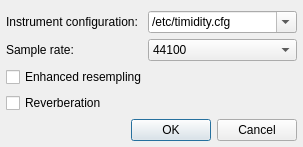
Before: the Qt Designer form src/plugins/Input/wildmidi/settingsdialog.ui in ksv1986/qmmp-staging, drawn with Qt 5.
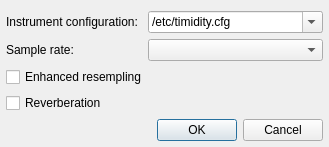
After: the same form once the commit is applied.

What changed in the file:
```diff
--- a/src/plugins/Input/wildmidi/settingsdialog.ui
+++ b/src/plugins/Input/wildmidi/settingsdialog.ui
@@ -6,7 +6,7 @@
    <rect>
     <x>0</x>
     <y>0</y>
-    <width>292</width>
+    <width>329</width>
     <height>133</height>
    </rect>
   </property>
@@ -82,18 +82,7 @@
     </widget>
    </item>
    <item row="1" column="1" colspan="2">
-    <widget class="QComboBox" name="comboBox_2">
-     <item>
-      <property name="text">
-       <string>44100</string>
-      </property>
-     </item>
-     <item>
-      <property name="text">
-       <string>48000</string>
-      </property>
-     </item>
-    </widget>
+    <widget class="QComboBox" name="sampleRateComboBox"/>
    </item>
   </layout>
  </widget>
```
Left out of the diff: 6 changed lines with no effect on the pictures.
